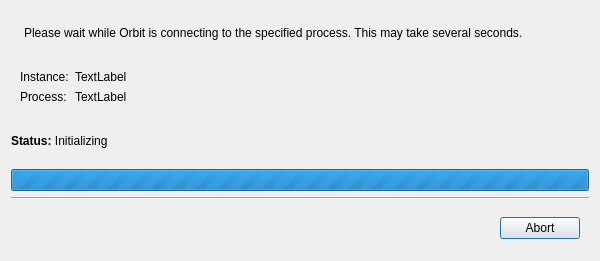
Old version of the form src/SessionSetup/ConnectToTargetDialog.ui in the repository google/orbit.
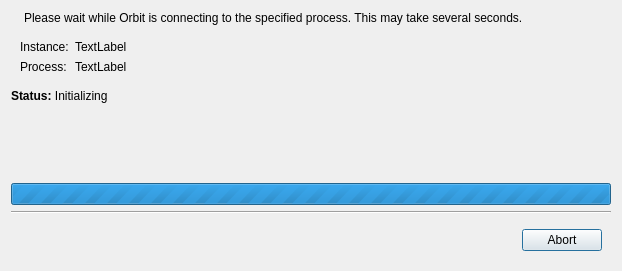
New version of the form. Icons and pictures are not drawn.

Commit message: Fix target dialog size, remove maximize button

Patch:
```diff
--- a/src/SessionSetup/ConnectToTargetDialog.ui
+++ b/src/SessionSetup/ConnectToTargetDialog.ui
@@ -6,8 +6,8 @@
    <rect>
     <x>0</x>
     <y>0</y>
-    <width>600</width>
-    <height>261</height>
+    <width>622</width>
+    <height>271</height>
    </rect>
   </property>
   <property name="sizePolicy">
@@ -109,6 +109,18 @@
    </item>
    <item>
     <widget class="QLabel" name="statusLabel">
+     <property name="sizePolicy">
+      <sizepolicy hsizetype="Fixed" vsizetype="Preferred">
+       <horstretch>0</horstretch>
+       <verstretch>0</verstretch>
+      </sizepolicy>
+     </property>
+     <property name="minimumSize">
+      <size>
+       <width>600</width>
+       <height>0</height>
+      </size>
+     </property>
      <property name="text">
       <string>&lt;b&gt;Status:&lt;/b&gt; Initializing</string>
      </property>
@@ -117,6 +129,19 @@
      </property>
     </widget>
    </item>
+   <item>
+    <spacer name="verticalSpacer">
+     <property name="orientation">
+      <enum>Qt::Vertical</enum>
+     </property>
+     <property name="sizeHint" stdset="0">
+      <size>
+       <width>20</width>
+       <height>20</height>
+      </size>
+     </property>
+    </spacer>
+   </item>
    <item>
     <widget class="QProgressBar" name="progressBar">
      <property name="maximum">
```
The commit also changes 1 other file.
